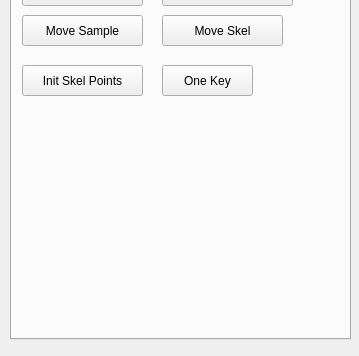
This is point-cloud-2015/UI/para_wlop.ui in sunwaylive/Point-Cloud-Processing-2015 as Qt 5 draws it before an edit; both pictures show x 0 to 359 and y 601 to 957 of the 359 by 957 pixel window. The edited form follows.
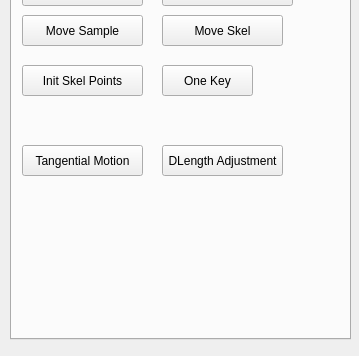
This is the edited form.

```diff
--- a/point-cloud-2015/UI/para_wlop.ui
+++ b/point-cloud-2015/UI/para_wlop.ui
@@ -358,6 +358,32 @@
       <string>Init Skel Points</string>
      </property>
     </widget>
+    <widget class="QPushButton" name="tangential_motion">
+     <property name="geometry">
+      <rect>
+       <x>10</x>
+       <y>710</y>
+       <width>121</width>
+       <height>31</height>
+      </rect>
+     </property>
+     <property name="text">
+      <string>Tangential Motion</string>
+     </property>
+    </widget>
+    <widget class="QPushButton" name="dlength_adjustment">
+     <property name="geometry">
+      <rect>
+       <x>150</x>
+       <y>710</y>
+       <width>121</width>
+       <height>31</height>
+      </rect>
+     </property>
+     <property name="text">
+      <string>DLength Adjustment</string>
+     </property>
+    </widget>
    </widget>
    <widget class="QWidget" name="tab_3">
     <attribute name="title">
```
